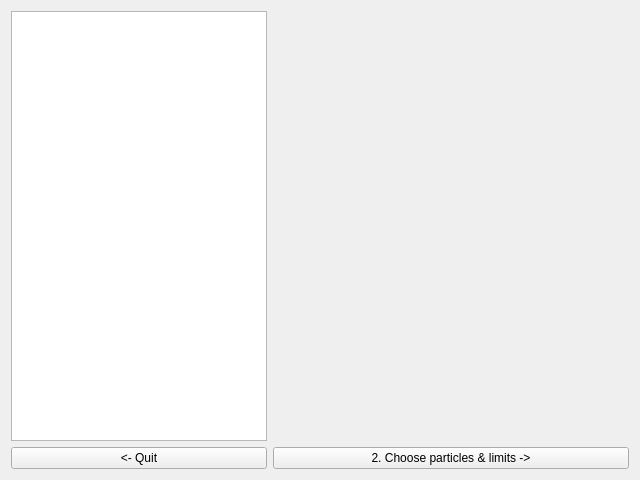
Above: femu/src/gui/step_1.ui from sklins/test before the change. Below: the same form after it.
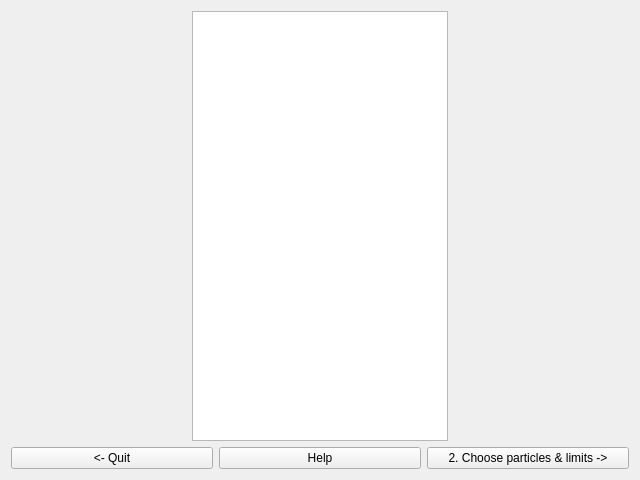
That is the form after the change.

Commit message: Help form

```diff
--- a/femu/src/gui/step_1.ui
+++ b/femu/src/gui/step_1.ui
@@ -16,8 +16,10 @@
   <property name="windowTitle">
    <string>1. Choose Feynman rules..</string>
   </property>
-  <layout class="QGridLayout" name="gridLayout">
-   <item row="0" column="0">
+  <layout class="QVBoxLayout" name="verticalLayout_2">
+   <item>
+    <layout class="QHBoxLayout" name="horizontalLayout_4">
+     <item>
     <widget class="QListWidget" name="theories">
      <property name="sizePolicy">
       <sizepolicy hsizetype="Fixed" vsizetype="Expanding">
@@ -27,22 +29,35 @@
      </property>
     </widget>
    </item>
-   <item row="0" column="1">
+     <item>
     <layout class="QGridLayout" name="interactionVertexes"/>
    </item>
-   <item row="1" column="0">
+    </layout>
+   </item>
+   <item>
+    <layout class="QHBoxLayout" name="horizontalLayout_6">
+     <item>
     <widget class="QPushButton" name="quitButton">
      <property name="text">
       <string>&lt;- Quit</string>
      </property>
     </widget>
    </item>
-   <item row="1" column="1">
+     <item>
+      <widget class="QPushButton" name="pushButton">
+       <property name="text">
+        <string>Help</string>
+       </property>
+      </widget>
+     </item>
+     <item>
     <widget class="QPushButton" name="nextButton">
      <property name="text">
       <string>2. Choose particles &amp;&amp; limits -&gt;</string>
      </property>
     </widget>
+     </item>
+    </layout>
    </item>
   </layout>
  </widget>
```
Lines whose indentation alone changed are shown as unchanged. The commit also changes 8 other files.
